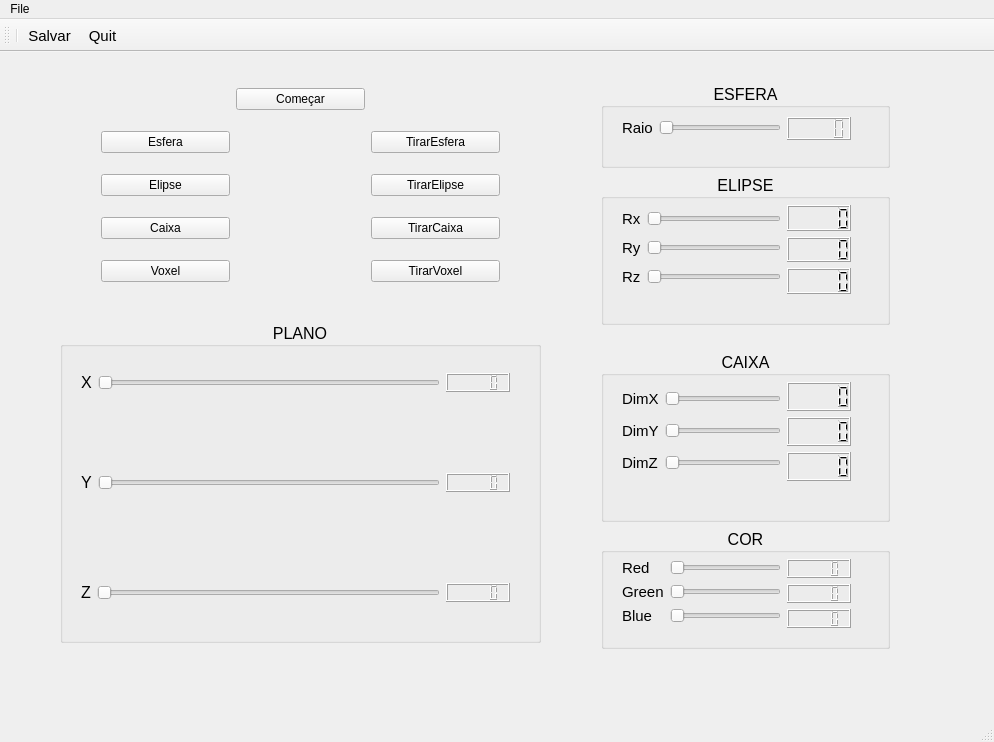
The window that mainwindow.ui (juliacoliveira/Projeto) describes before a commit, drawn with Qt 5.
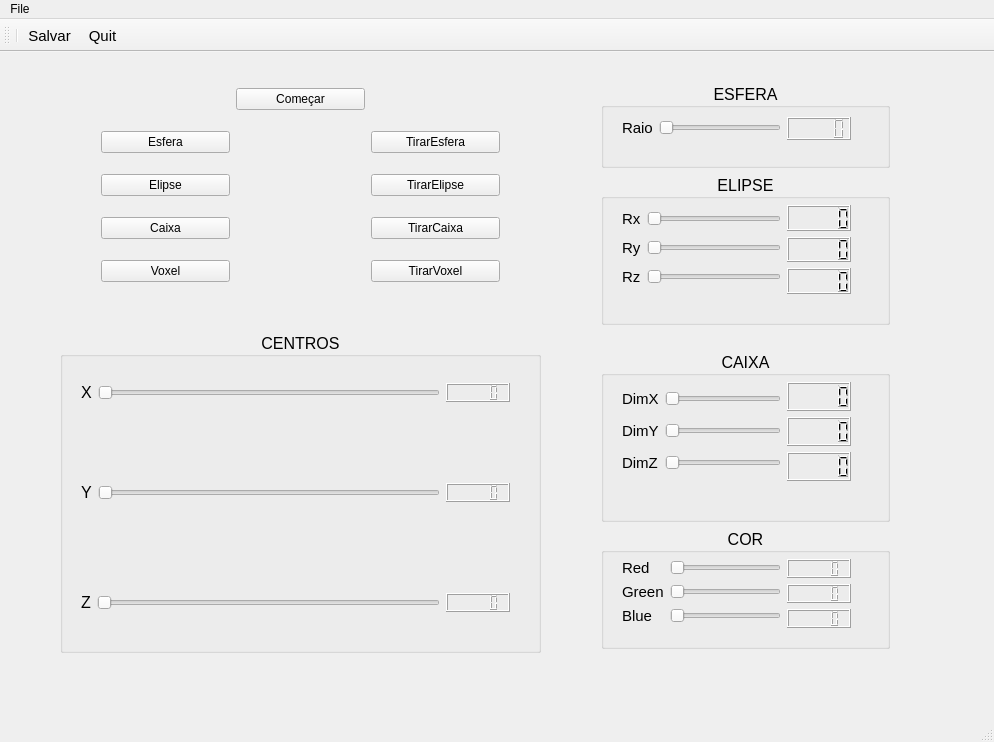
The same window after the commit.

Diff of the .ui file:
```diff
--- a/mainwindow.ui
+++ b/mainwindow.ui
@@ -407,7 +407,7 @@
     <property name="geometry">
      <rect>
       <x>60</x>
-      <y>270</y>
+      <y>280</y>
       <width>481</width>
       <height>321</height>
      </rect>
@@ -418,7 +418,7 @@
      </font>
     </property>
     <property name="title">
-     <string>PLANO</string>
+     <string>CENTROS</string>
     </property>
     <property name="alignment">
      <set>Qt::AlignCenter</set>
```
Left out of the diff: 24 changed lines with no effect on the pictures.
